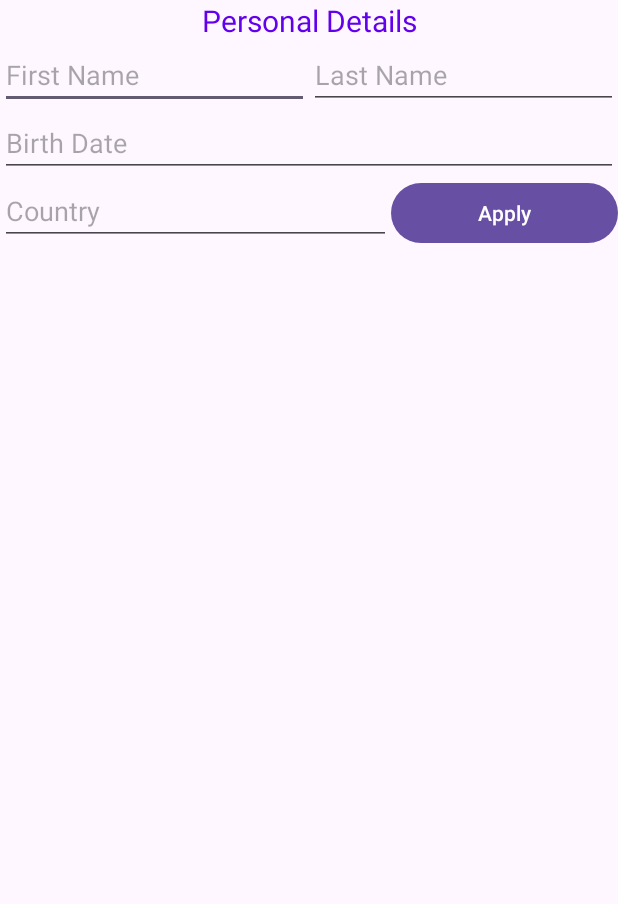
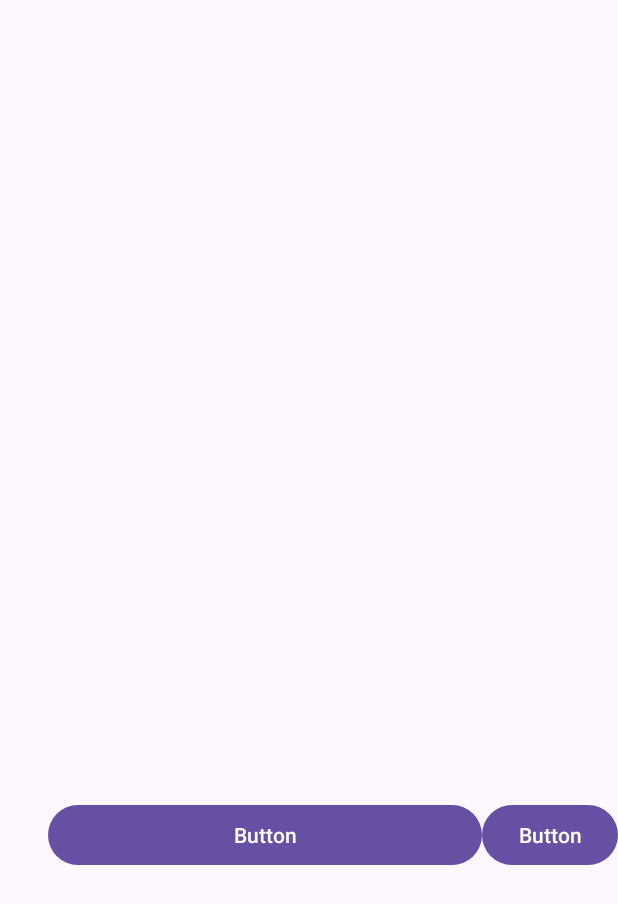
Before and after one commit to zeeshanchana95/android-fundamentals, an Android app: the screen it shows after launch (MainActivity), on a phone screen of 412 x 824 dp. Shown: the top 904 px of the screen. Run offline under Robolectric (Android 15) with nearby library versions, the phone set to English and light mode, and no system bars.

Commit message:
practicing constraint layout

```diff
--- a/app/src/main/res/layout/activity_main.xml
+++ b/app/src/main/res/layout/activity_main.xml
@@ -1,6 +1,5 @@
 <?xml version="1.0" encoding="utf-8"?>
-<LinearLayout
-    xmlns:android="http://schemas.android.com/apk/res/android"
+<androidx.constraintlayout.widget.ConstraintLayout xmlns:android="http://schemas.android.com/apk/res/android"
     xmlns:app="http://schemas.android.com/apk/res-auto"
     xmlns:tools="http://schemas.android.com/tools"
 
@@ -11,55 +10,23 @@
     android:padding="16dp"
     tools:context=".MainActivity">
 
-    <LinearLayout
-        android:layout_width="match_parent"
+    <Button
+        android:id="@+id/button7"
+        android:layout_width="wrap_content"
         android:layout_height="wrap_content"
-        android:orientation="vertical"
-        >
-        <TextView
-            android:layout_width="match_parent"
-            android:layout_height="wrap_content"
-            android:textAlignment="center"
-            android:textColor="@color/design_default_color_primary"
-            android:textSize="20dp"
-            android:text="Personal Details" />
-    </LinearLayout>
-    <LinearLayout
-        android:layout_width="match_parent"
+        android:text="Button"
+        app:layout_constraintBaseline_toBaselineOf="@+id/button8"
+        app:layout_constraintEnd_toEndOf="parent"
+        app:layout_constraintStart_toEndOf="@+id/button8" />
+
+    <Button
+        android:id="@+id/button8"
+        android:layout_width="0dp"
         android:layout_height="wrap_content"
-        android:orientation="horizontal">
-
-        <EditText
-            android:layout_width="wrap_content"
-            android:layout_height="wrap_content"
-            android:layout_weight="1"
-            android:hint="First Name"/>
-
-        <EditText
-            android:layout_width="wrap_content"
-            android:layout_height="wrap_content"
-            android:layout_weight="1"
-            android:hint="Last Name" />
-    </LinearLayout>
-
-    <EditText
-        android:layout_width="match_parent"
-        android:layout_height="wrap_content"
-        android:hint="Birth Date"/>
-
-    <LinearLayout
-        android:layout_width="match_parent"
-        android:layout_height="wrap_content"
-        android:orientation="horizontal">
-        <EditText
-            android:layout_width="wrap_content"
-            android:layout_height="wrap_content"
-            android:layout_weight="3"
-            android:hint="Country" />
-        <Button
-            android:layout_width="wrap_content"
-            android:layout_height="wrap_content"
-            android:layout_weight="1"
-            android:text="Apply" />
-    </LinearLayout>
-</LinearLayout>
+        android:layout_marginStart="32dp"
+        android:layout_marginBottom="243dp"
+        android:text="Button"
+        app:layout_constraintBottom_toBottomOf="parent"
+        app:layout_constraintEnd_toStartOf="@+id/button7"
+        app:layout_constraintStart_toStartOf="parent" />
+</androidx.constraintlayout.widget.ConstraintLayout>
```
